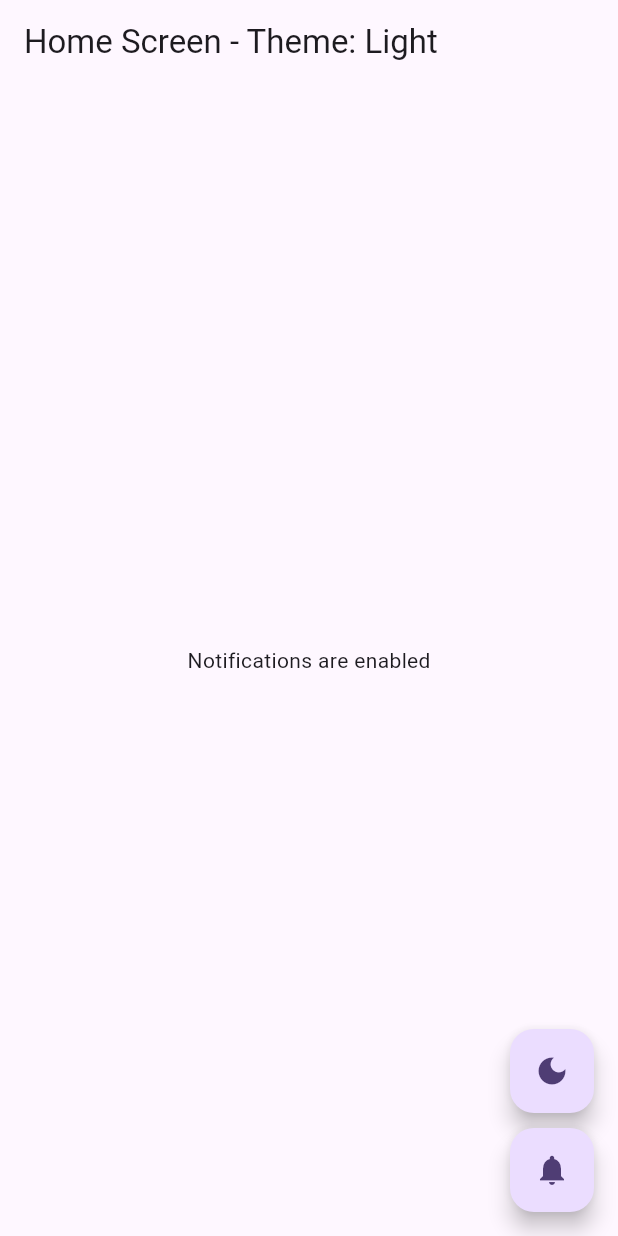
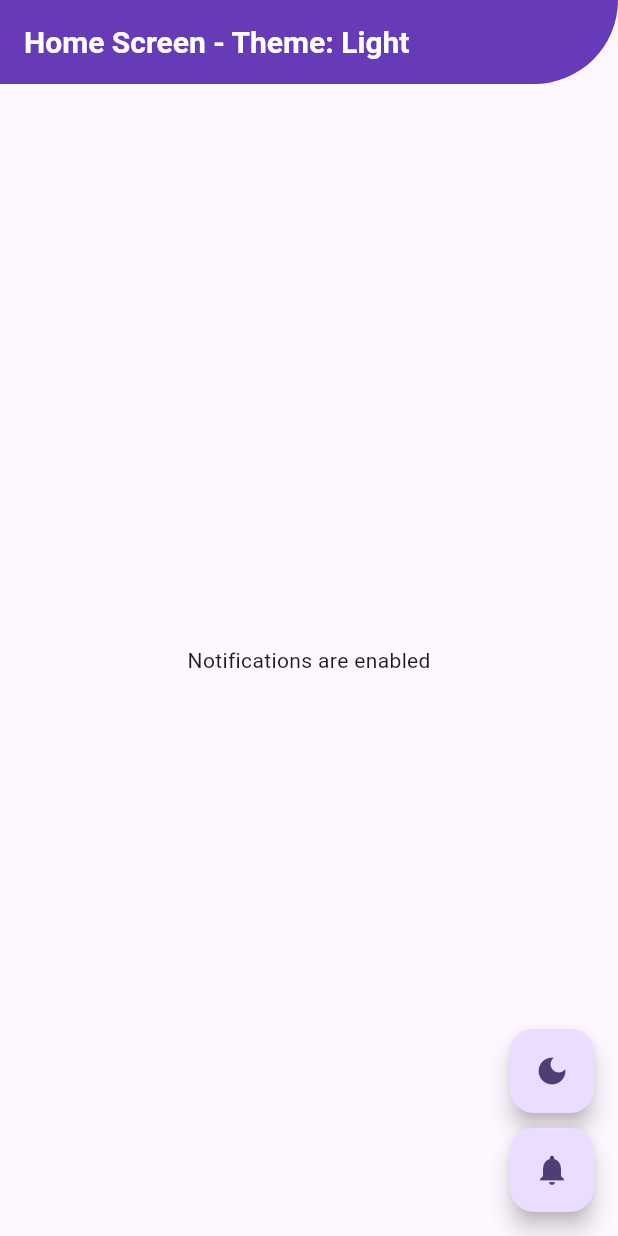
Before and after one commit to DeltaTeam-UCAB/gymnastic-center-mobile, a Flutter app: the screen it shows after launch, on a phone screen of 412 x 824 dp. Run offline on Flutter 3.47's test engine with Material 3 defaults, Android fonts, the phone set to English and light mode, and no system bars; our stand-ins replace equatable, firebase_core, firebase_messaging, flutter_bloc, flutter_dotenv, flutter_local_notifications and 1 more; accounts and stored records are empty.

Commit message:
style: :lipstick: Styles Added
Se agregaron varios estilos para el appBarTheme y el drawerTheme

```diff
--- a/lib/presentation/core/theme/theme.dart
+++ b/lib/presentation/core/theme/theme.dart
@@ -9,6 +9,33 @@ class AppTheme {
     useMaterial3: true,
     brightness: isDarkMode ? Brightness.dark : Brightness.light,
     colorSchemeSeed: Colors.deepPurple,
+
+    appBarTheme: const AppBarTheme(
+      iconTheme: IconThemeData(
+        color: Colors.white,
+      ),
+      backgroundColor: Colors.deepPurple,
+      titleTextStyle: TextStyle(
+        color: Colors.white,
+        fontSize: 20,
+        fontWeight: FontWeight.bold,
+      ),
+      shape: RoundedRectangleBorder(
+        borderRadius: BorderRadius.only(
+          bottomRight: Radius.circular(60),
+        ),
+      ),
+    ),
+
+    drawerTheme: const DrawerThemeData(
+      shape: RoundedRectangleBorder(
+        borderRadius: BorderRadius.only(
+          topRight: Radius.circular(0),
+          bottomRight: Radius.circular(100),
+        ),
+      ),
+    ),
+
   );
 
   AppTheme copyWith({bool? isDarkMode}) => AppTheme(
```
